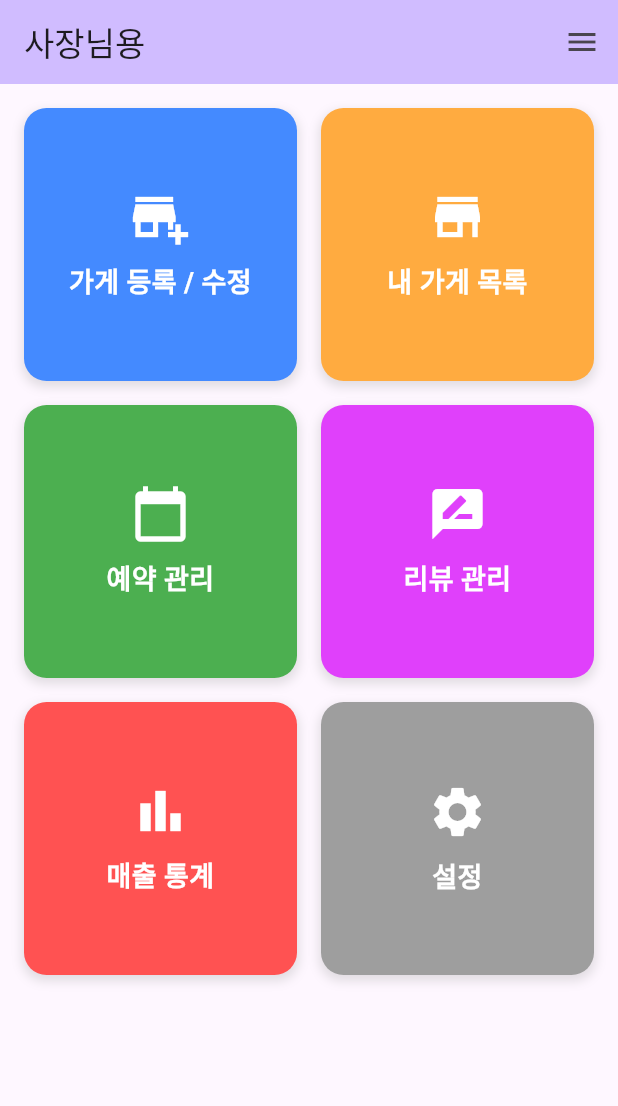
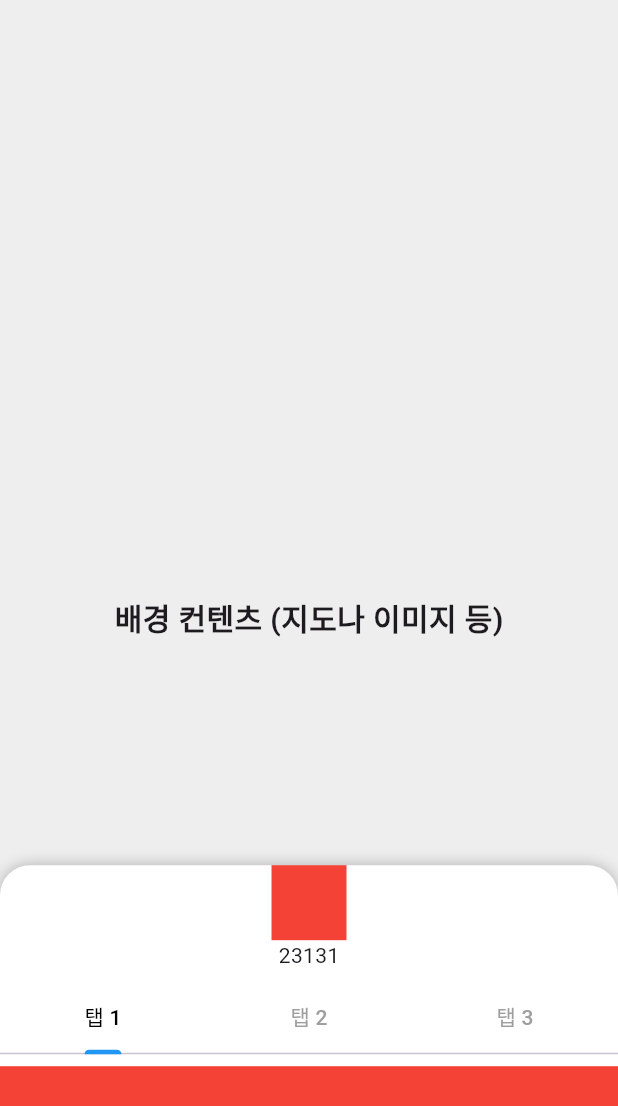
Before and after one commit to ththth6543/eat_road_manager, a Flutter app: the screen it shows after launch, after a tap on "설정", on a phone screen of 412 x 824 dp. Shown: the top 1106 px of the screen. Run offline on Flutter 3.47's test engine with Material 3 defaults, Android fonts, the light colour scheme and no system bars; our stand-ins replace equatable, geolocator, image_picker, permission_handler, supabase_flutter; missing offline and left inert: flutter_naver_map; accounts and stored records are empty.

Commit message:
detailed store screen 업데이트
detailed store screen '세부 사항'까지 완료

```diff
--- a/lib/create_store/create_store_others.dart
+++ b/lib/create_store/create_store_others.dart
@@ -272,10 +272,10 @@ class _CreateStoreOthersState extends State<CreateStoreOthers> {
             ),
             SizedBox(height: 10),
             SizedBox(
-              width: MediaQuery.of(context).size.width * 0.6,
+              width: MediaQuery.of(context).size.width * 0.8,
               child: CheckboxListTile(
                 title: Text(
-                  "라스트 오더",
+                  "주문 마감 시간(라스트 오더)",
                   style: TextStyle(fontSize: 18, fontWeight: FontWeight.bold),
                 ),
                 controlAffinity: ListTileControlAffinity.trailing,
--- a/lib/main.dart
+++ b/lib/main.dart
@@ -11,6 +11,7 @@ import 'package:flutter_localizations/flutter_localizations.dart';
 
 import 'create_store/create_store_others.dart';
 import 'create_store/create_store_check_document.dart';
+import 'test.dart';
 
 void main() async {
   WidgetsFlutterBinding.ensureInitialized();
@@ -220,16 +221,20 @@ class _MyHomePageState extends State<MyHomePage> {
               onTap: () { /* TODO: 리뷰 관리 화면으로 이동 */ },
             ),
             _createButton(
-              title: '매출 통계',
+              title: 'others',
               icon: Icons.bar_chart,
               color: Colors.redAccent,
-              onTap: () { /* TODO: 매출 통계 화면으로 이동 */ },
+              onTap: () {
+                Navigator.push(context, MaterialPageRoute(builder: (context) => const CreateStoreOthers(storeId: '20',)));
+              },
             ),
             _createButton(
               title: '설정',
               icon: Icons.settings,
               color: Colors.grey,
-              onTap: () { /* TODO: 설정 화면으로 이동 */ },
+              onTap: () {
+                Navigator.push(context, MaterialPageRoute(builder: (context) => DraggableTabSheetExample()));
+              },
             ),
           ],
         ),
--- a/lib/store_screen.dart
+++ b/lib/store_screen.dart
@@ -174,7 +174,7 @@ class _StoreScreenState extends State<StoreScreen> {
   @override
   Widget build(BuildContext context) {
     return Scaffold(
-      appBar: AppBar(title: const Text('주변 가게')),
+      //appBar: AppBar(title: const Text('주변 가게')),
       body: Stack(
         children: [
           NaverMap(
@@ -204,6 +204,7 @@ class _StoreScreenState extends State<StoreScreen> {
           // 상세 화면(Draggable Sheet)
           if (_selectedStoreIdForSheet != null)
             DetailedStoreScreen(
+              key: ValueKey(_selectedStoreIdForSheet!),
               storeId: _selectedStoreIdForSheet!,
               onClose: _closeDetailedScreen,
             ),
--- /dev/null
+++ b/lib/test.dart
@@ -0,0 +1,165 @@
+import 'package:flutter/material.dart';
+
+class DraggableTabSheetExample extends StatefulWidget {
+  const DraggableTabSheetExample({super.key});
+
+  @override
+  State<DraggableTabSheetExample> createState() => _DraggableTabSheetExampleState();
+}
+
+class _DraggableTabSheetExampleState extends State<DraggableTabSheetExample>
+    with SingleTickerProviderStateMixin {
+  late TabController _tabController;
+
+  @override
+  void initState() {
+    super.initState();
+    _tabController = TabController(length: 3, vsync: this);
+  }
+
+  @override
+  void dispose() {
+    _tabController.dispose();
+    super.dispose();
+  }
+
+  @override
+  Widget build(BuildContext context) {
+    return Scaffold(
+      body: Stack(
+        children: [
+          // 배경 컨텐츠 (예시)
+          Container(
+            color: Colors.grey[200],
+            child: const Center(
+              child: Text(
+                '배경 컨텐츠 (지도나 이미지 등)',
+                style: TextStyle(fontSize: 20, fontWeight: FontWeight.bold),
+              ),
+            ),
+          ),
+
+          // DraggableScrollableSheet
+          DraggableScrollableSheet(
+            initialChildSize: 0.3,
+            minChildSize: 0.2,
+            maxChildSize: 0.9,
+            builder: (context, scrollController) {
+              return Container(
+                decoration: const BoxDecoration(
+                  color: Colors.white,
+                  borderRadius: BorderRadius.vertical(top: Radius.circular(20)),
+                  boxShadow: [
+                    BoxShadow(color: Colors.black26, blurRadius: 8),
+                  ],
+                ),
+                child: Column(
+                  children: [
+                    GestureDetector(
+                      behavior: HitTestBehavior.translucent,
+                      onVerticalDragUpdate: (_){},
+                      onVerticalDragStart: (_){},
+                      child: Column(
+                        children: [
+                          Container(
+                            height: 50,
+                            width: 50,
+                            color: Colors.red,
+                          ),
+                          Text("23131"),
+                        ],
+                      ),
+                    ),
+                    // 탭바
+                    Container(
+                      padding: const EdgeInsets.symmetric(vertical: 8),
+                      child: TabBar(
+                        controller: _tabController,
+                        labelColor: Colors.black,
+                        unselectedLabelColor: Colors.grey,
+                        indicatorColor: Colors.blue,
+                        tabs: const [
+                          Tab(text: '탭 1'),
+                          Tab(text: '탭 2'),
+                          Tab(text: '탭 3'),
+                        ],
+                      ),
+                    ),
+
+                    // 탭바 내용
+                    Expanded(
+                      child: TabBarView(
+                        controller: _tabController,
+                        children: [
+                          _buildTabContent(scrollController, '탭 1 내용'),
+                          _buildTabContent(scrollController, '탭 2 내용'),
+                          _buildTabContent(scrollController, '탭 3 내용'),
+                        ],
+                      ),
+                    ),
+                  ],
+                ),
+              );
+            },
+          ),
+        ],
+      ),
+    );
+  }
+
+  /// 각 탭 안의 내용 (ListView 예시)
+  Widget _buildTabContent(ScrollController controller, String title) {
+    return SingleChildScrollView(
+      controller: controller,
+      child: Column(
+        children: [
+          Container(
+            width: double.infinity,
+            height: 200,
+            color: Colors.red
+          ),
+          Container(
+              width: double.infinity,
+              height: 200,
+              color: Colors.orangeAccent
+          ),
+          Container(
+              width: double.infinity,
+              height: 200,
+              color: Colors.yellowAccent
+          ),
+          Container(
+              width: double.infinity,
+              height: 200,
+              color: Colors.red
+          ),
+          Container(
+              width: double.infinity,
+              height: 200,
+              color: Colors.orangeAccent
+          ),
+          Container(
+              width: double.infinity,
+              height: 200,
+              color: Colors.yellowAccent
+          ),
+          Container(
+              width: double.infinity,
+              height: 200,
+              color: Colors.red
+          ),
+          Container(
+              width: double.infinity,
+              height: 200,
+              color: Colors.orangeAccent
+          ),
+          Container(
+              width: double.infinity,
+              height: 200,
+              color: Colors.yellowAccent
+          ),
+        ]
+      )
+    );
+  }
+}
--- a/pubspec.yaml
+++ b/pubspec.yaml
@@ -46,7 +46,6 @@ dependencies:
   flutter_localizations:
     sdk: flutter
   equatable: ^2.0.7
-  marquee: ^2.3.0
 
 dev_dependencies:
   flutter_test:
```
Also changed, not shown: lib/detailed_store_screen.dart (+167 -60 lines), lib/detailed_store_screen_block_icon.dart (added, +59 -0 lines), lib/detailed_store_screen_text_button.dart (added, +54 -0 lines), pubspec.lock.
